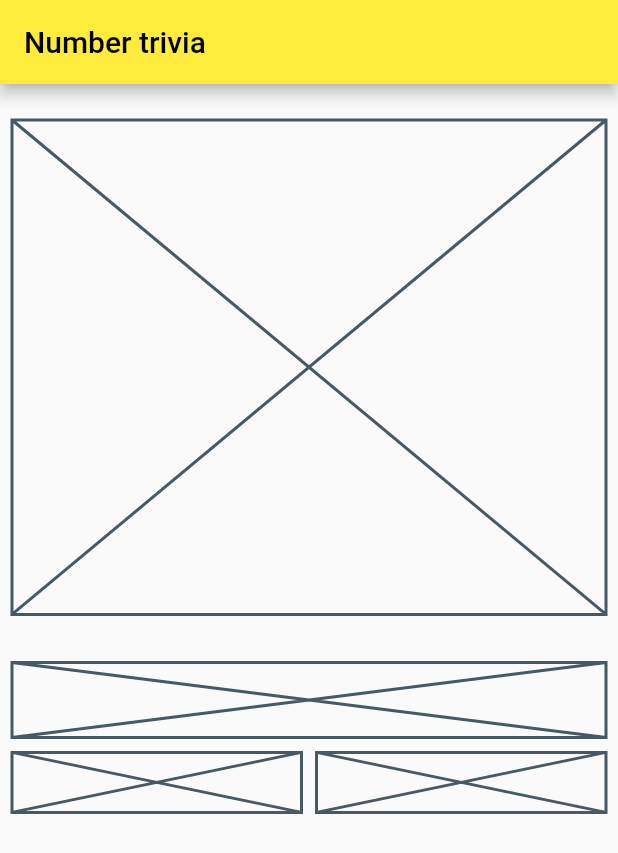
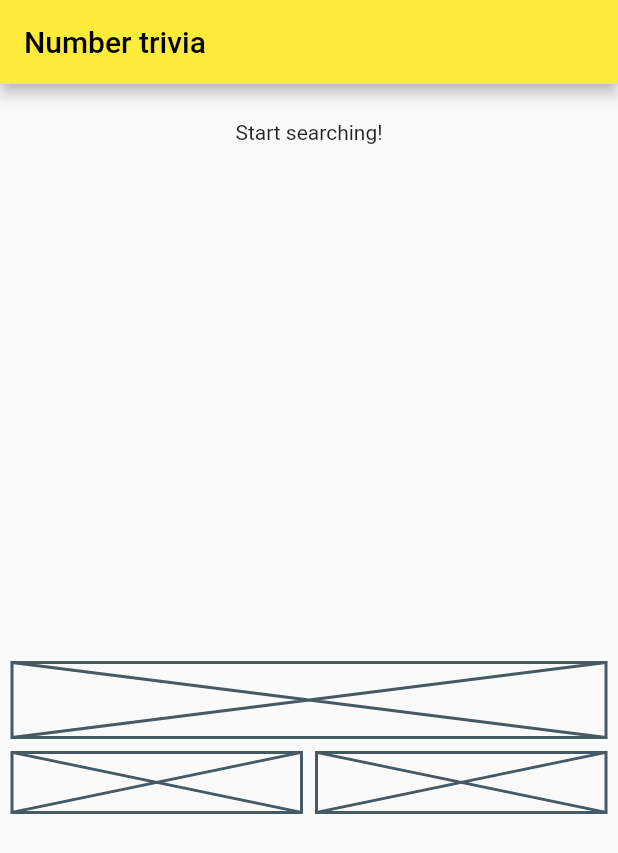
Before and after one commit to Matheus-IT/number_trivia_clean_arch, a Flutter app: the screen it shows after launch, on a phone screen of 412 x 824 dp. Shown: the top 853 px of the screen. Run offline on Flutter 3.47's test engine with Material 2 defaults, Android fonts, the phone set to English and light mode, and no system bars; our stand-ins replace dartz, equatable, flutter_bloc, get_it, shared_preferences; missing offline and left inert: data_connection_checker_nulls.

Commit message:
Using message display

```diff
--- /dev/null
+++ b/lib/features/number_trivia/presentation/components/message_display.dart
@@ -0,0 +1,18 @@
+import 'package:flutter/material.dart';
+
+class MessageDisplay extends StatelessWidget {
+  final message;
+
+  const MessageDisplay({
+    required this.message,
+    Key? key,
+  }) : super(key: key);
+
+  @override
+  Widget build(BuildContext context) {
+    return SizedBox(
+      height: MediaQuery.of(context).size.height / 2.5,
+      child: Text(message),
+    );
+  }
+}
--- a/lib/features/number_trivia/presentation/pages/number_trivia_page.dart
+++ b/lib/features/number_trivia/presentation/pages/number_trivia_page.dart
@@ -1,6 +1,7 @@
 import 'package:flutter/material.dart';
 import 'package:flutter_bloc/flutter_bloc.dart';
 import 'package:number_trivia_clean_arch/features/number_trivia/presentation/bloc/number_trivia_bloc.dart';
+import 'package:number_trivia_clean_arch/features/number_trivia/presentation/components/message_display.dart';
 import 'package:number_trivia_clean_arch/injection_container.dart';
 
 class NumberTriviaPage extends StatelessWidget {
@@ -21,9 +22,13 @@ class NumberTriviaPage extends StatelessWidget {
               SizedBox(
                 height: 16,
               ),
-              Container(
-                height: MediaQuery.of(context).size.height / 2.5,
-                child: Placeholder(),
+              BlocBuilder<NumberTriviaBloc, NumberTriviaState>(
+                builder: (context, state) {
+                  if (state is Empty) {
+                    return MessageDisplay(message: 'Start searching!');
+                  }
+                  return Container();
+                },
               ),
               SizedBox(
                 height: 32,
```
